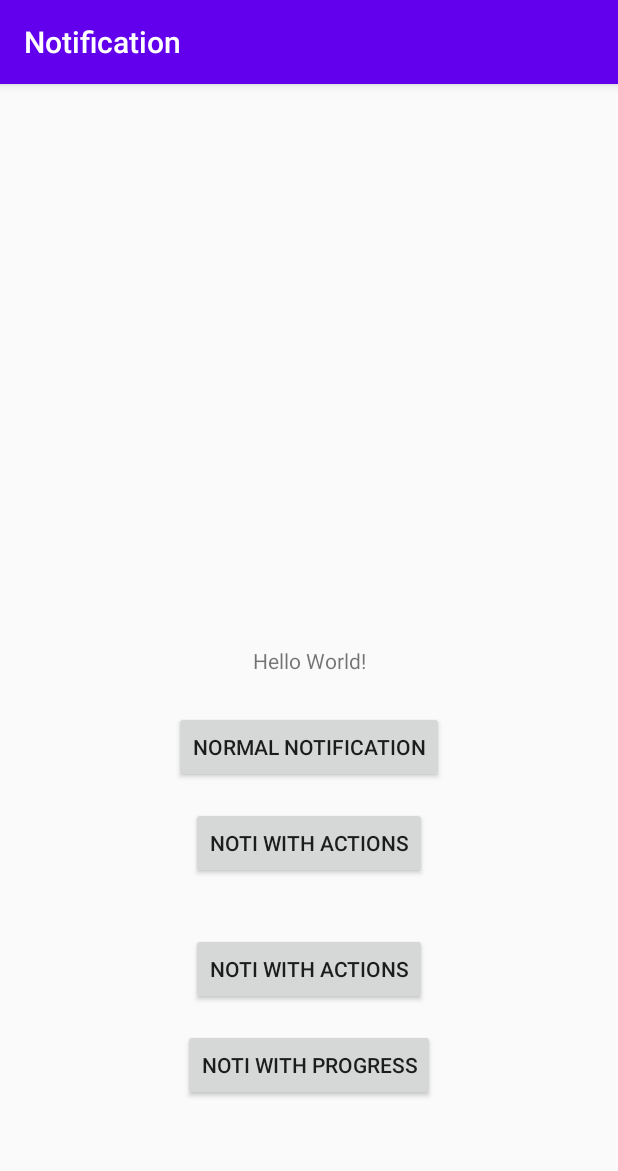
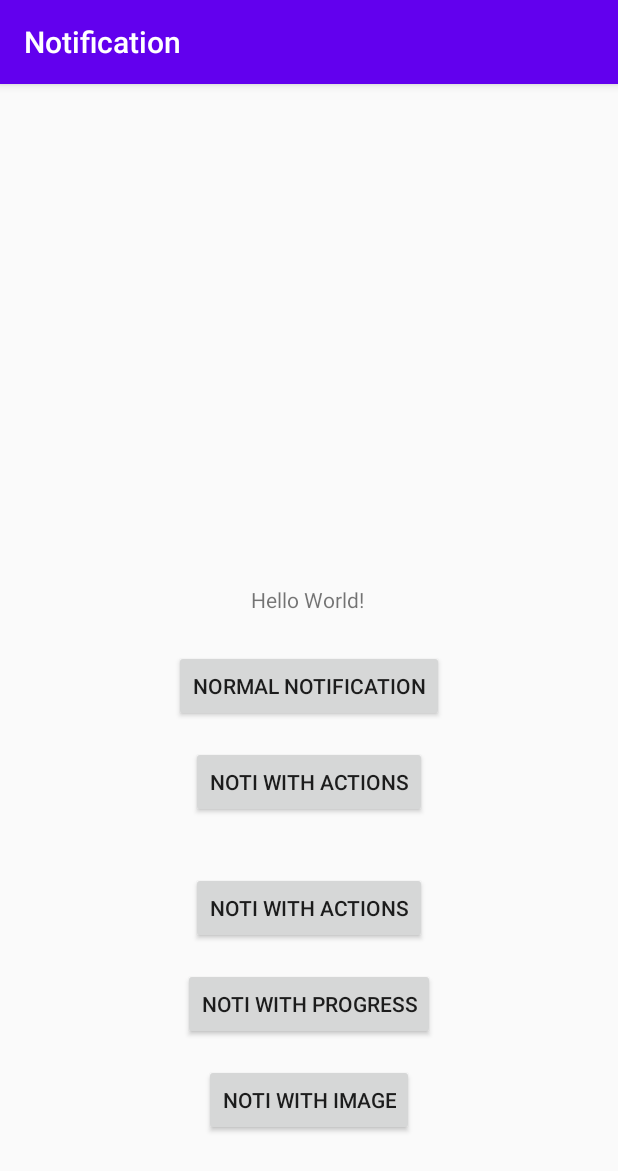
Before and after one commit to yepyaesonetun/Notification, an Android app: the screen it shows after launch (MainActivity), on a phone screen of 412 x 824 dp. Shown: the top 1171 px of the screen. Run offline under Robolectric (Android 15) with nearby library versions, the light colour scheme and no system bars.

Commit message:
notification with image added.

```diff
--- a/app/src/main/java/com/padcmyanmr/notification/MainActivity.kt
+++ b/app/src/main/java/com/padcmyanmr/notification/MainActivity.kt
@@ -7,11 +7,15 @@ import android.app.NotificationManager
 import android.app.PendingIntent
 import android.content.Context
 import android.content.Intent
+import android.graphics.Bitmap
+import android.graphics.drawable.Drawable
 import android.os.Build
 import androidx.appcompat.app.AppCompatActivity
 import android.os.Bundle
 import androidx.core.app.NotificationCompat
 import androidx.core.app.NotificationManagerCompat
+import androidx.core.content.ContextCompat
+import androidx.core.graphics.drawable.toBitmap
 import kotlinx.android.synthetic.main.activity_main.*
 
 class MainActivity : AppCompatActivity() {
@@ -28,6 +32,7 @@ class MainActivity : AppCompatActivity() {
         val notificationId02 : Int = 1997
         val notificationId03 : Int = 1998
         val notificationId04 : Int = 1999
+        val notificationId05 : Int = 2000
 
 
         /***
@@ -130,6 +135,34 @@ class MainActivity : AppCompatActivity() {
                 notify(notificationId04, builder4.build())
             }
         }
+
+
+        /***
+         * Notification with Image
+         */
+
+        // Get drawable from resource
+        val drawable: Drawable? = ContextCompat.getDrawable(this,R.drawable.day)
+
+        // Convert drawable to bitmap
+        val bitmap: Bitmap? = drawable?.toBitmap()
+
+        val builder5 = NotificationCompat.Builder(this, CHANNEL_ID)
+            .setSmallIcon(R.drawable.ic_launcher_background)
+            .setContentTitle("imageTitle")
+            .setContentText("imageDescription")
+            .setLargeIcon(bitmap)
+            .setPriority(NotificationCompat.PRIORITY_HIGH)
+            .setStyle(NotificationCompat.BigPictureStyle()
+                .bigPicture(bitmap)
+                .bigLargeIcon(bitmap))  // null
+
+        btnBigImage.setOnClickListener {
+            with(NotificationManagerCompat.from(this)) {
+                // notificationId is a unique int for each notification that you must define
+                notify(notificationId05, builder5.build())
+            }
+        }
     }
 
     private fun createNotificationChannel() {
--- a/app/src/main/res/layout/activity_main.xml
+++ b/app/src/main/res/layout/activity_main.xml
@@ -12,9 +12,11 @@
         android:layout_height="wrap_content"
         android:text="Hello World!"
         app:layout_constraintBottom_toBottomOf="parent"
+        app:layout_constraintHorizontal_bias="0.498"
         app:layout_constraintLeft_toLeftOf="parent"
         app:layout_constraintRight_toRightOf="parent"
-        app:layout_constraintTop_toTopOf="parent" />
+        app:layout_constraintTop_toTopOf="parent"
+        app:layout_constraintVertical_bias="0.446" />
 
     <Button
         android:id="@+id/button"
@@ -56,4 +58,14 @@
         app:layout_constraintStart_toStartOf="parent"
         app:layout_constraintTop_toBottomOf="@+id/btnNotiWithActions" />
 
+    <Button
+        android:id="@+id/btnBigImage"
+        android:layout_width="wrap_content"
+        android:layout_height="wrap_content"
+        android:layout_marginTop="16dp"
+        android:text="Noti with image"
+        app:layout_constraintEnd_toEndOf="parent"
+        app:layout_constraintStart_toStartOf="parent"
+        app:layout_constraintTop_toBottomOf="@+id/btnProgress" />
+
 </androidx.constraintlayout.widget.ConstraintLayout>
```
Also changed, not shown: app/src/main/res/drawable/day.png (added).
